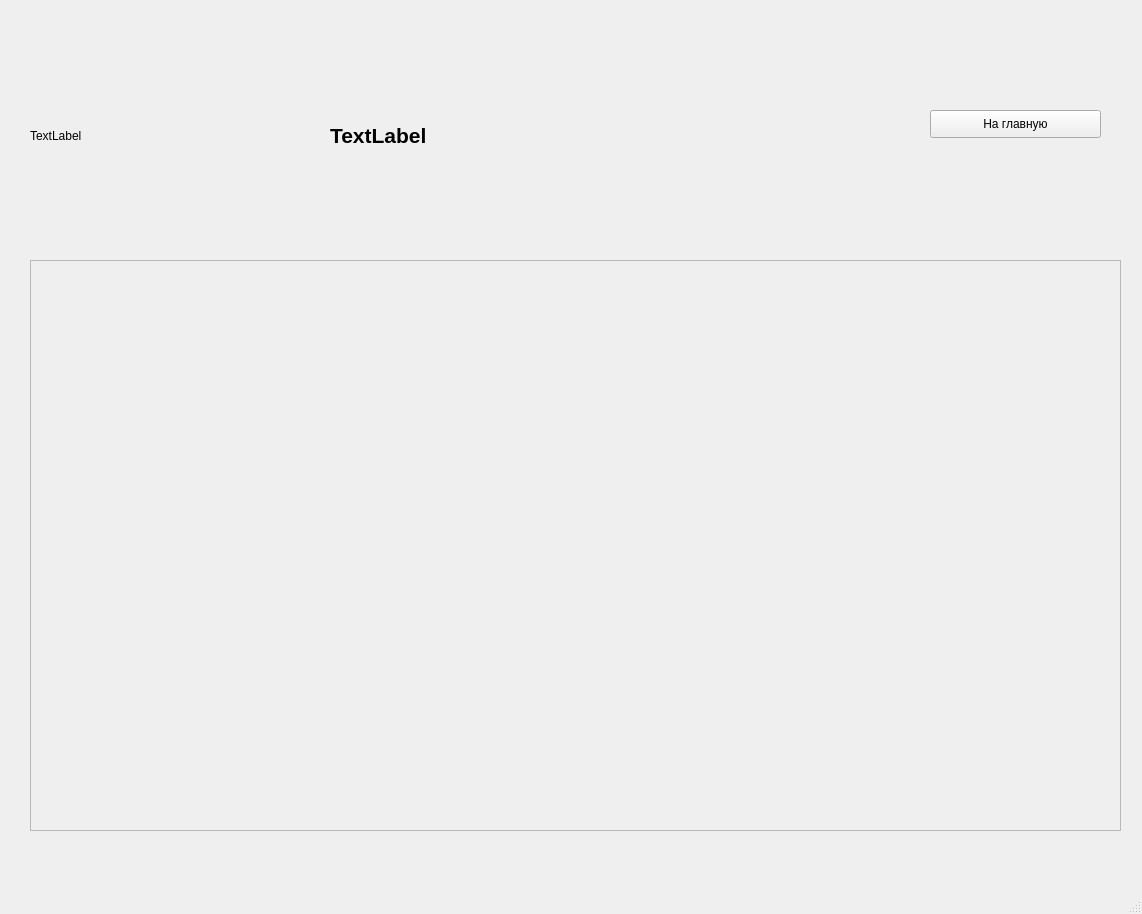
Ekaterina120/setup, file ui/client.ui: the form before one commit.
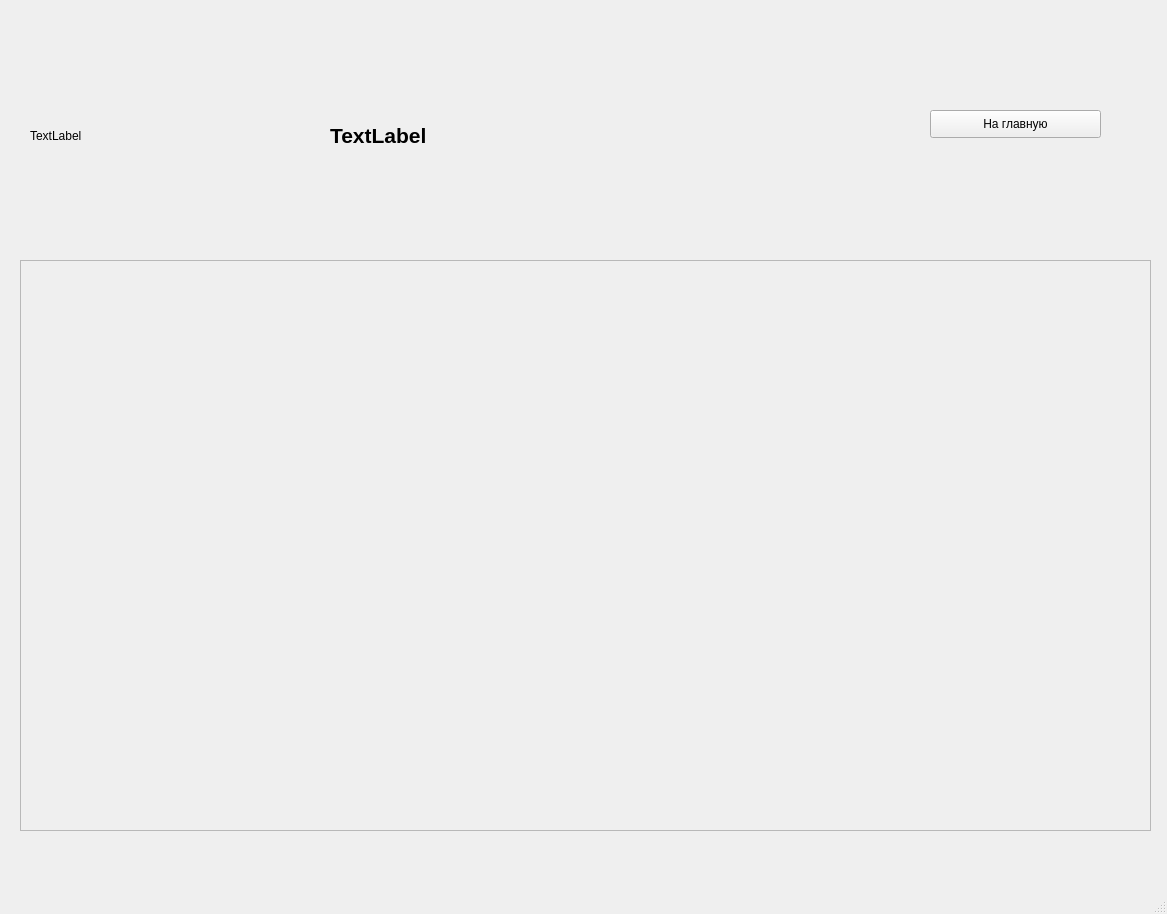
The form after the commit.

What changed in the file:
```diff
--- a/ui/client.ui
+++ b/ui/client.ui
@@ -6,7 +6,7 @@
    <rect>
     <x>0</x>
     <y>0</y>
-    <width>1142</width>
+    <width>1167</width>
     <height>914</height>
    </rect>
   </property>
@@ -63,9 +63,9 @@
    <widget class="QScrollArea" name="scrollArea">
     <property name="geometry">
      <rect>
-      <x>30</x>
+      <x>20</x>
       <y>260</y>
-      <width>1091</width>
+      <width>1131</width>
       <height>571</height>
      </rect>
     </property>
@@ -77,7 +77,7 @@
       <rect>
        <x>0</x>
        <y>0</y>
-       <width>1089</width>
+       <width>1129</width>
        <height>569</height>
       </rect>
      </property>
```
Left out of the diff: 2 changed lines with no effect on the pictures.
